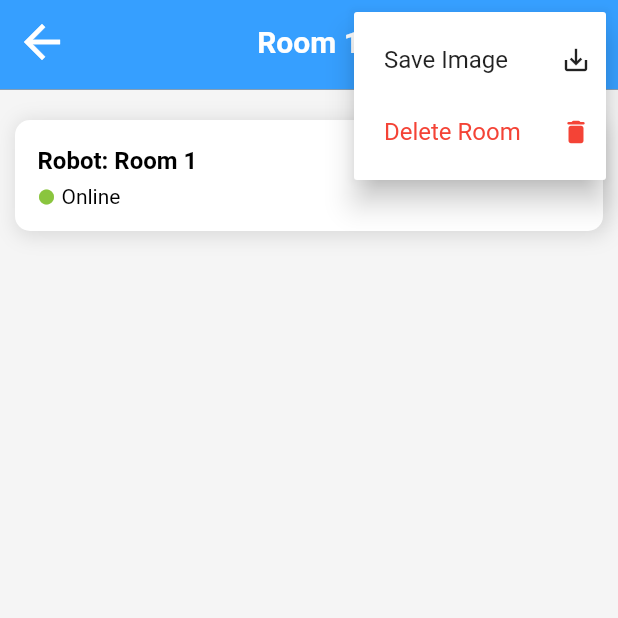
After one commit to nguyenquanghungktmt/Graduation.GasDetectionRobotSystem, a Flutter app: the RoomDetail screen opened directly with sample values from the repository, after a tap on the "more vert" icon, on a phone screen of 412 x 824 dp, the top half of it. The commit adds this screen. Run offline on Flutter 3.47's test engine with Material 2 defaults, Android fonts, the phone set to English and light mode, and no system bars; our stand-ins replace fluttertoast, get, image_picker, shared_preferences, sqflite, vibration; missing offline and left inert: flutter_barcode_scanner, ternav_icons; accounts and stored records are empty.

Commit message:
feat: add room detail screen

```diff
--- /dev/null
+++ b/gas_detek/lib/screens/room_detail_screen.dart
@@ -0,0 +1,200 @@
+import 'package:flutter/gestures.dart';
+import 'package:flutter/material.dart';
+import 'package:gas_detek/model/room_model.dart';
+
+import '../constant.dart';
+
+class RoomDetail extends StatefulWidget {
+  final Room room;
+  const RoomDetail({Key? key, required this.room}) : super(key: key);
+
+  @override
+  State<StatefulWidget> createState() {
+    return _RoomDetailState();
+  }
+}
+
+Future<void> _fetchDataRoom() {
+  return Future.delayed(const Duration(seconds: 2));
+}
+
+class _RoomDetailState extends State<RoomDetail> {
+  late Room _room;
+
+  @override
+  void initState() {
+    super.initState();
+    _room = widget.room;
+    WidgetsBinding.instance.addPostFrameCallback((_) {
+      _fetchDataRoom();
+    });
+  }
+
+  @override
+  Widget build(BuildContext context) {
+    return Scaffold(
+      appBar: AppBar(
+        title: Text(
+          _room.roomName,
+          textAlign: TextAlign.center,
+          style: const TextStyle(
+              color: Colors.white, fontWeight: FontWeight.w700),
+        ),
+        centerTitle: true,
+        elevation: 0,
+        backgroundColor: kDarkBlue,
+        iconTheme: const IconThemeData(color: Colors.white, size: 36),
+        bottom: PreferredSize(
+          preferredSize: const Size.fromHeight(4.0),
+          child: Container(
+            color: Colors.grey,
+            height: 0.5,
+          ),
+        ),
+        actions: [
+          PopupMenuButton(
+            icon: const Icon(
+              Icons.more_vert_outlined,
+              size: 36,
+              color: Colors.white,
+            ),
+            itemBuilder: (context) {
+              return [
+                const PopupMenuItem(
+                  padding: EdgeInsets.only(right: 10, left: 20),
+                  value: 0,
+                  child: Row(
+                    mainAxisAlignment: MainAxisAlignment.spaceBetween,
+                    children: [
+                      Text('Save Image'),
+                      SizedBox(width: 5),
+                      Icon(Icons.save_alt_outlined,
+                          size: 20, color: Colors.black87),
+                    ],
+                  ),
+                ),
+                const PopupMenuItem(
+                  padding: EdgeInsets.only(right: 10, left: 20),
+                  value: 1,
+                  child: Row(
+                    mainAxisAlignment: MainAxisAlignment.spaceBetween,
+                    children: [
+                      Text('Delete Room', style: TextStyle(color: Colors.red),),
+                      SizedBox(width: 5),
+                      Icon(Icons.delete_rounded, size: 20, color: Colors.red),
+                    ],
+                  )
+                ),
+              ];
+            },
+            onSelected: (value) {
+              switch (value) {
+                case 0:
+                  print("Save Image selected.");
+                  break;
+                case 1:
+                  print("Delete Room selected.");
+                  break;
+              }
+            }
+          ),
+        ],
+      ),
+      body: Padding(
+        padding: const EdgeInsets.symmetric(vertical: 20.0, horizontal: 10.0),
+        child: Column(
+          mainAxisAlignment: MainAxisAlignment.start,
+          crossAxisAlignment: CrossAxisAlignment.start,
+          children: [
+            // create box information about robot
+            Container(
+              decoration: BoxDecoration(
+                color: Colors.white,
+                borderRadius: const BorderRadius.all(Radius.circular(10.0)),
+                boxShadow: [
+                  BoxShadow(
+                    color: Colors.grey.withOpacity(0.3),
+                    spreadRadius: 2,
+                    blurRadius: 10,
+                    offset: const Offset(2, 2),
+                  ),
+                ],
+              ),
+              child: Padding(
+                padding: const EdgeInsets.fromLTRB(15, 15, 5, 15),
+                child: Column(
+                  mainAxisAlignment: MainAxisAlignment.start,
+                  crossAxisAlignment: CrossAxisAlignment.start,
+                  children: [
+                    Row(
+                      mainAxisAlignment: MainAxisAlignment.spaceBetween,
+                      crossAxisAlignment: CrossAxisAlignment.center,
+                      children: [
+                        Text(
+                          "Robot: ${_room.roomName}",
+                          style: const TextStyle(
+                            fontSize: 16.0,
+                            fontWeight: FontWeight.w600,
+                            color: Colors.black),
+                            maxLines: 1,
+                            overflow: TextOverflow.ellipsis,
+                        ),
+                        InkWell(
+                          child: Row(
+                            mainAxisAlignment: MainAxisAlignment.end,
+                            crossAxisAlignment: CrossAxisAlignment.center,
+                            children: [
+                              // Text('more infor', style: TextStyle(color: Colors.grey.shade500),),
+                              Text.rich(TextSpan(
+                                children: [
+                                  TextSpan(text: "more info",
+                                  recognizer: TapGestureRecognizer()
+                                    ..onTap = () {
+                                      print("tap on more info");
+                                    },
+                                  style: TextStyle(color: Colors.grey.shade500)),
+                                ])
+                              ),
+                              Icon(Icons.chevron_right_outlined, color: Colors.grey.shade400,)
+                            ],
+                          ),
+                          onTap: () => {
+                            print("tap on more info")
+                          },
+                        )
+                      ]
+                    ),
+                    const SizedBox(height: 4.0),
+                    const Row(
+                      mainAxisAlignment: MainAxisAlignment.start,
+                      crossAxisAlignment: CrossAxisAlignment.center,
+                      children: [
+                        Icon(
+                          Icons.circle,
+                          color: kGreen,
+                          size: 12.0,
+                        ),
+                        SizedBox(
+                          width: 4.0,
+                        ),
+                        Text(
+                          "Online",
+                          style: TextStyle(
+                              fontSize: 14.0,
+                              fontWeight: FontWeight.w400,
+                              color: Colors.black),
+                        ),
+                      ],
+                    ),
+                  ],
+                ),
+              ),
+            ),
+            const SizedBox(width: 30.0),
+            // TODO: create main UI below here
+          ],
+        )
+      ),
+    );
+  }
+}
--- a/gas_detek/lib/widgets/room_widget/room_grid_widget.dart
+++ b/gas_detek/lib/widgets/room_widget/room_grid_widget.dart
@@ -2,6 +2,7 @@
 
 import 'package:flutter/material.dart';
 import 'package:gas_detek/model/room_model.dart';
+import 'package:gas_detek/screens/room_detail_screen.dart';
 import 'package:gas_detek/widgets/room_widget/room_cell_widget.dart';
 
 class RoomGrid extends StatelessWidget {
@@ -40,7 +41,8 @@ class RoomGrid extends StatelessWidget {
         itemBuilder: (context, index) => RoomCellWidget(
               room: listRoom[index],
               onTap: () {
-                print("onTap");
+                Navigator.push(context, MaterialPageRoute(
+                              builder: (context) => RoomDetail( room: listRoom[index])));
               },
               onLongPress: () {
                 print("onLongPress");
```
Also changed, not shown: gas_detek/lib/screens/profile_page.dart (deleted, +0 -83 lines).
